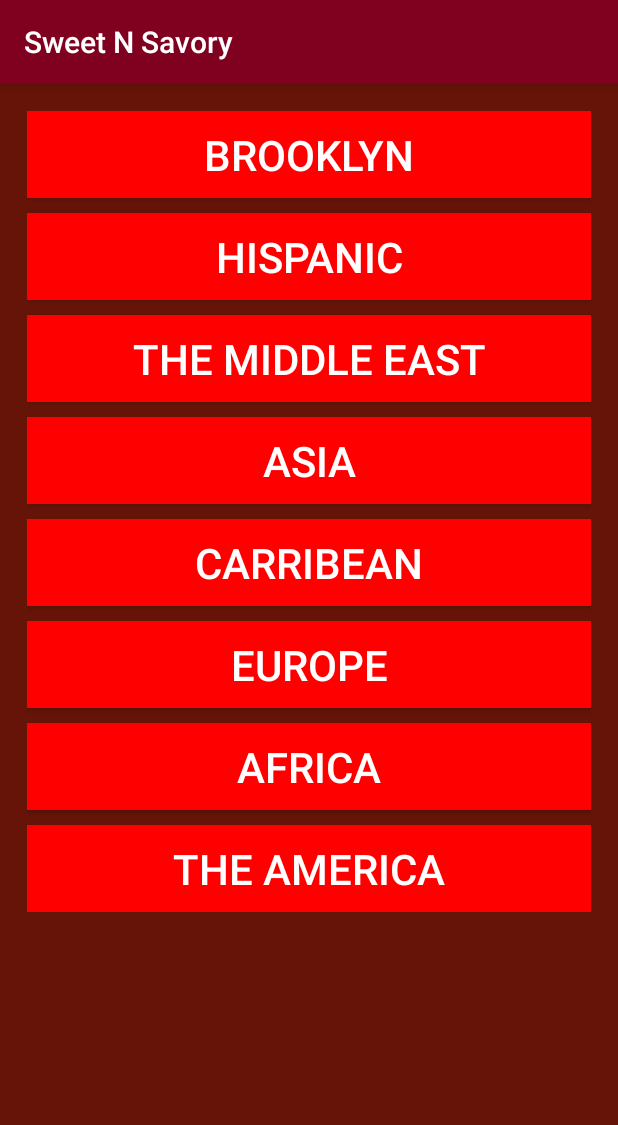
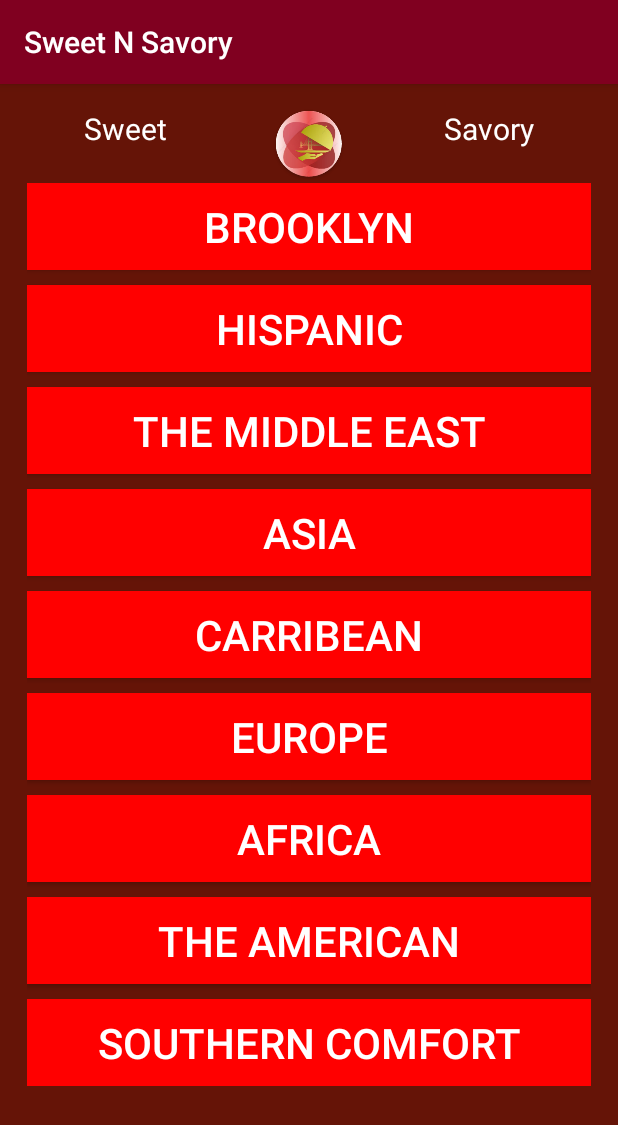
Before and after one commit to ZP4/Sweet-SavoryAPP, an Android app: the MainActivity screen opened directly, with no data from a screen before it, on a phone screen of 412 x 824 dp. Shown: the top 1125 px of the screen. Run offline under Robolectric (Android 15) with nearby library versions, the light colour scheme and no system bars.

Commit message:
app apk 1/17/17

```diff
--- a/app/src/main/java/com/sweetsavoryapp/MainActivity.java
+++ b/app/src/main/java/com/sweetsavoryapp/MainActivity.java
@@ -32,13 +32,14 @@
         setTitle("Sweet N Savory");
 
         final Intent americanIntent = new Intent(this, Menu.class);
-        final Intent brooklynIntent = new Intent(this, Menu.class);
-        final Intent hispanicIntent = new Intent(this, Menu.class);
-        final Intent middleEastIntent = new Intent(this, Menu.class);
-        final Intent asiaIntent = new Intent(this, Menu.class);
-        final Intent carribeanIntent = new Intent(this, Menu.class);
-        final Intent europeIntent = new Intent(this, Menu.class);
-        final Intent africaIntent = new Intent(this, Menu.class);
+        final Intent SouthernIntent = new Intent(this, South.class);
+        final Intent brooklynIntent = new Intent(this, Brooklyn.class);
+        final Intent hispanicIntent = new Intent(this, Hispanic.class);
+        final Intent middleEastIntent = new Intent(this, MiddleEast.class);
+        final Intent asiaIntent = new Intent(this, Asian.class);
+        final Intent carribeanIntent = new Intent(this, Carribean.class);
+        final Intent europeIntent = new Intent(this, European.class);
+        final Intent africaIntent = new Intent(this, African.class);
 
         Button Brooklyn =(Button) findViewById(R.id.button1);
         Brooklyn.setOnClickListener(new View.OnClickListener() {
@@ -102,7 +103,13 @@
                 startActivity(americanIntent);
             }
         });
-
+        Button SouthernConfort = (Button) findViewById(R.id.button9);
+        SouthernConfort.setOnClickListener(new View.OnClickListener() {
+            @Override
+            public void onClick(View view) {
+                startActivity(SouthernIntent);
+            }
+        });
 
     }
 
--- a/app/src/main/res/layout/activity_main.xml
+++ b/app/src/main/res/layout/activity_main.xml
@@ -11,9 +11,32 @@
     android:paddingTop="@dimen/activity_vertical_margin"
     tools:context="com.sweetsavoryapp.MainActivity"
     android:background="@color/colorPrimaryDark">
-
-
+    <TextView
+        android:layout_width="wrap_content"
+        android:layout_height="wrap_content"
+        android:text="Sweet"
+        android:textSize="20sp"
+        android:id="@+id/headerleft"
+        android:textColor="#FFFFFF"
+        android:paddingLeft="40dp"
+        android:layout_alignParentLeft="true"/>
+    <ImageView
+        android:layout_centerHorizontal="true"
+        android:layout_width="wrap_content"
+        android:layout_height="wrap_content"
+        android:src="@mipmap/ic_launcher"
+        android:id="@+id/mainpic"/>
+    <TextView
+        android:textColor="#FFFFFF"
+        android:paddingRight="40dp"
+        android:layout_width="wrap_content"
+        android:layout_height="wrap_content"
+        android:text="Savory"
+        android:textSize="20sp"
+        android:layout_alignParentRight="true"
+        android:id="@+id/headerright"/>
     <ScrollView
+        android:layout_below="@+id/mainpic"
         android:layout_width="match_parent"
         android:layout_height="wrap_content">
         <LinearLayout
@@ -110,10 +133,22 @@
             <Button
                 android:layout_width="match_parent"
                 android:layout_height="58dp"
-                android:text="The America"
+                android:text="The American"
                 android:textSize="28dp"
                 android:padding="5dp"
                 android:id="@+id/button8"
+                android:background="@color/colorAccent"
+                android:textColor="#FFFFFF"/>
+            <Space
+                android:layout_width="match_parent"
+                android:layout_height="10dp" />
+            <Button
+                android:layout_width="match_parent"
+                android:layout_height="58dp"
+                android:text="Southern Comfort"
+                android:textSize="28dp"
+                android:padding="5dp"
+                android:id="@+id/button9"
                 android:background="@color/colorAccent"
                 android:textColor="#FFFFFF"/>
         </LinearLayout>
```
Also changed, not shown: app/src/main/AndroidManifest.xml (+8 -0 lines), app/src/main/java/com/sweetsavoryapp/African.java (added, +75 -0 lines), app/src/main/java/com/sweetsavoryapp/Asian.java (added, +75 -0 lines), app/src/main/java/com/sweetsavoryapp/Brooklyn.java (added, +75 -0 lines), app/src/main/java/com/sweetsavoryapp/Carribean.java (added, +75 -0 lines), app/src/main/java/com/sweetsavoryapp/European.java (added, +75 -0 lines), app/src/main/java/com/sweetsavoryapp/Hispanic.java (added, +75 -0 lines), app/src/main/java/com/sweetsavoryapp/MiddleEast.java (added, +75 -0 lines), app/src/main/java/com/sweetsavoryapp/South.java (added, +75 -0 lines).
